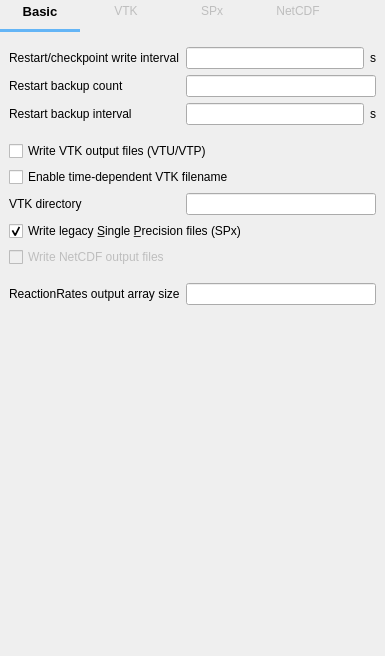
First picture: the form in mfixgui/uifiles/output.ui, repository truongd8593/mfix, before the edit.
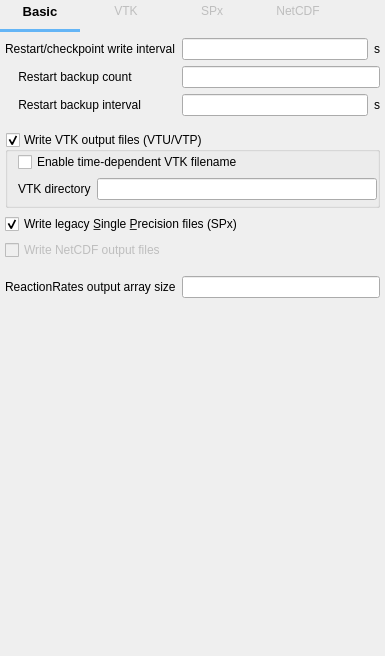
Second picture: the form after the edit. Custom widgets are drawn as their Qt base class.

Commit message: work on Output tab

```diff
--- a/mfixgui/uifiles/output.ui
+++ b/mfixgui/uifiles/output.ui
@@ -187,6 +187,47 @@
      </property>
      <widget class="QWidget" name="page_basic">
       <layout class="QGridLayout" name="gridLayout">
+       <property name="leftMargin">
+        <number>5</number>
+       </property>
+       <property name="topMargin">
+        <number>0</number>
+       </property>
+       <property name="rightMargin">
+        <number>5</number>
+       </property>
+       <property name="bottomMargin">
+        <number>0</number>
+       </property>
+       <item row="10" column="0">
+        <spacer name="verticalSpacer">
+         <property name="orientation">
+          <enum>Qt::Vertical</enum>
+         </property>
+         <property name="sizeHint" stdset="0">
+          <size>
+           <width>20</width>
+           <height>40</height>
+          </size>
+         </property>
+        </spacer>
+       </item>
+       <item row="3" column="0">
+        <spacer name="verticalSpacer_4">
+         <property name="orientation">
+          <enum>Qt::Vertical</enum>
+         </property>
+         <property name="sizeType">
+          <enum>QSizePolicy::Fixed</enum>
+         </property>
+         <property name="sizeHint" stdset="0">
+          <size>
+           <width>20</width>
+           <height>10</height>
+          </size>
+         </property>
+        </spacer>
+       </item>
        <item row="0" column="0" colspan="2">
         <widget class="QLabel" name="label_res_dt">
          <property name="text">
@@ -207,30 +248,7 @@
        <item row="2" column="2">
         <widget class="LineEdit" name="lineedit_keyword_res_backup_dt"/>
        </item>
-       <item row="2" column="3">
-        <widget class="QLabel" name="label_res_backup_dt_units">
-         <property name="text">
-          <string>s</string>
-         </property>
-        </widget>
-       </item>
-       <item row="3" column="0">
-        <spacer name="verticalSpacer_4">
-         <property name="orientation">
-          <enum>Qt::Vertical</enum>
-         </property>
-         <property name="sizeType">
-          <enum>QSizePolicy::Fixed</enum>
-         </property>
-         <property name="sizeHint" stdset="0">
-          <size>
-           <width>20</width>
-           <height>10</height>
-          </size>
-         </property>
-        </spacer>
-       </item>
-       <item row="9" column="0">
+       <item row="8" column="0">
         <spacer name="verticalSpacer_3">
          <property name="orientation">
           <enum>Qt::Vertical</enum>
@@ -246,49 +264,7 @@
          </property>
         </spacer>
        </item>
-       <item row="10" column="0" colspan="2">
-        <widget class="QLabel" name="label_nrr">
-         <property name="font">
-          <font>
-           <weight>50</weight>
-           <bold>false</bold>
-          </font>
-         </property>
-         <property name="text">
-          <string>ReactionRates output array size</string>
-         </property>
-        </widget>
-       </item>
-       <item row="11" column="0">
-        <spacer name="verticalSpacer">
-         <property name="orientation">
-          <enum>Qt::Vertical</enum>
-         </property>
-         <property name="sizeHint" stdset="0">
-          <size>
-           <width>20</width>
-           <height>40</height>
-          </size>
-         </property>
-        </spacer>
-       </item>
-       <item row="1" column="2" colspan="2">
-        <widget class="LineEdit" name="lineedit_keyword_res_backups"/>
-       </item>
-       <item row="6" column="0" colspan="2">
-        <widget class="QLabel" name="label_vtu_dir">
-         <property name="text">
-          <string>VTK directory</string>
-         </property>
-        </widget>
-       </item>
-       <item row="6" column="2" colspan="2">
-        <widget class="LineEdit" name="lineedit_keyword_vtu_dir"/>
-       </item>
-       <item row="10" column="2" colspan="2">
-        <widget class="LineEdit" name="lineedit_keyword_nrr"/>
-       </item>
-       <item row="8" column="0" colspan="4">
+       <item row="7" column="0" colspan="4">
         <widget class="CheckBox" name="checkbox_netcdf_files">
          <property name="enabled">
           <bool>false</bool>
@@ -301,21 +277,7 @@
          </property>
         </widget>
        </item>
-       <item row="5" column="0" colspan="4">
-        <widget class="CheckBox" name="checkbox_keyword_time_dependent_filename">
-         <property name="text">
-          <string>Enable time-dependent VTK filename</string>
-         </property>
-        </widget>
-       </item>
-       <item row="4" column="0" colspan="4">
-        <widget class="CheckBox" name="checkbox_keyword_write_vtk_files">
-         <property name="text">
-          <string>Write VTK output files (VTU/VTP)</string>
-         </property>
-        </widget>
-       </item>
-       <item row="7" column="0" colspan="4">
+       <item row="6" column="0" colspan="4">
         <widget class="CheckBox" name="checkbox_binary_spx_files">
          <property name="enabled">
           <bool>true</bool>
@@ -334,20 +296,90 @@
          </property>
         </widget>
        </item>
-       <item row="1" column="0" colspan="2">
-        <widget class="QLabel" name="label_res_backups">
-         <property name="text">
-          <string>Restart backup count</string>
-         </property>
-        </widget>
-       </item>
        <item row="2" column="0" colspan="2">
         <widget class="QLabel" name="label_res_backup_dt">
          <property name="text">
-          <string>Restart backup interval</string>
+          <string>    Restart backup interval</string>
          </property>
         </widget>
        </item>
+       <item row="4" column="0" colspan="4">
+        <widget class="QGroupBox" name="groupbox_write_vtk_files">
+         <property name="title">
+          <string>Write VTK output files (VTU/VTP)</string>
+         </property>
+         <property name="flat">
+          <bool>true</bool>
+         </property>
+         <property name="checkable">
+          <bool>true</bool>
+         </property>
+         <layout class="QGridLayout" name="gridLayout_5">
+          <property name="leftMargin">
+           <number>10</number>
+          </property>
+          <property name="topMargin">
+           <number>0</number>
+          </property>
+          <property name="rightMargin">
+           <number>0</number>
+          </property>
+          <property name="bottomMargin">
+           <number>5</number>
+          </property>
+          <item row="0" column="0" colspan="2">
+           <widget class="CheckBox" name="checkbox_keyword_time_dependent_filename">
+            <property name="text">
+             <string>Enable time-dependent VTK filename</string>
+            </property>
+           </widget>
+          </item>
+          <item row="1" column="0">
+           <widget class="QLabel" name="label_vtu_dir">
+            <property name="text">
+             <string>VTK directory</string>
+            </property>
+           </widget>
+          </item>
+          <item row="1" column="1">
+           <widget class="LineEdit" name="lineedit_keyword_vtu_dir"/>
+          </item>
+         </layout>
+        </widget>
+       </item>
+       <item row="2" column="3">
+        <widget class="QLabel" name="label_res_backup_dt_units">
+         <property name="text">
+          <string>s</string>
+         </property>
+        </widget>
+       </item>
+       <item row="1" column="0" colspan="2">
+        <widget class="QLabel" name="label_res_backups">
+         <property name="text">
+          <string>    Restart backup count</string>
+         </property>
+        </widget>
+       </item>
+       <item row="1" column="2" colspan="2">
+        <widget class="LineEdit" name="lineedit_keyword_res_backups"/>
+       </item>
+       <item row="9" column="0" colspan="2">
+        <widget class="QLabel" name="label_nrr">
+         <property name="font">
+          <font>
+           <weight>50</weight>
+           <bold>false</bold>
+          </font>
+         </property>
+         <property name="text">
+          <string>ReactionRates output array size</string>
+         </property>
+        </widget>
+       </item>
+       <item row="9" column="2" colspan="2">
+        <widget class="LineEdit" name="lineedit_keyword_nrr"/>
+       </item>
       </layout>
       <zorder>label_res_dt</zorder>
       <zorder>lineedit_keyword_res_dt</zorder>
```
Left out of the diff: 15 changed lines with no effect on the pictures. Lines whose indentation alone changed are shown as unchanged. The commit also changes 1 other file.
